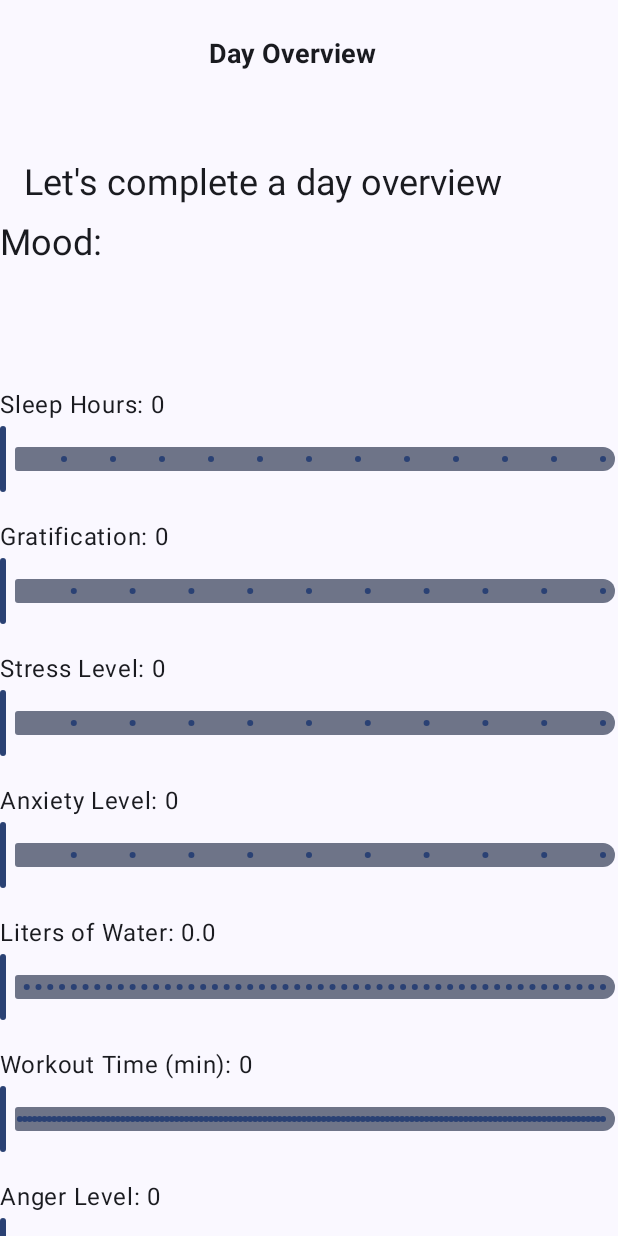
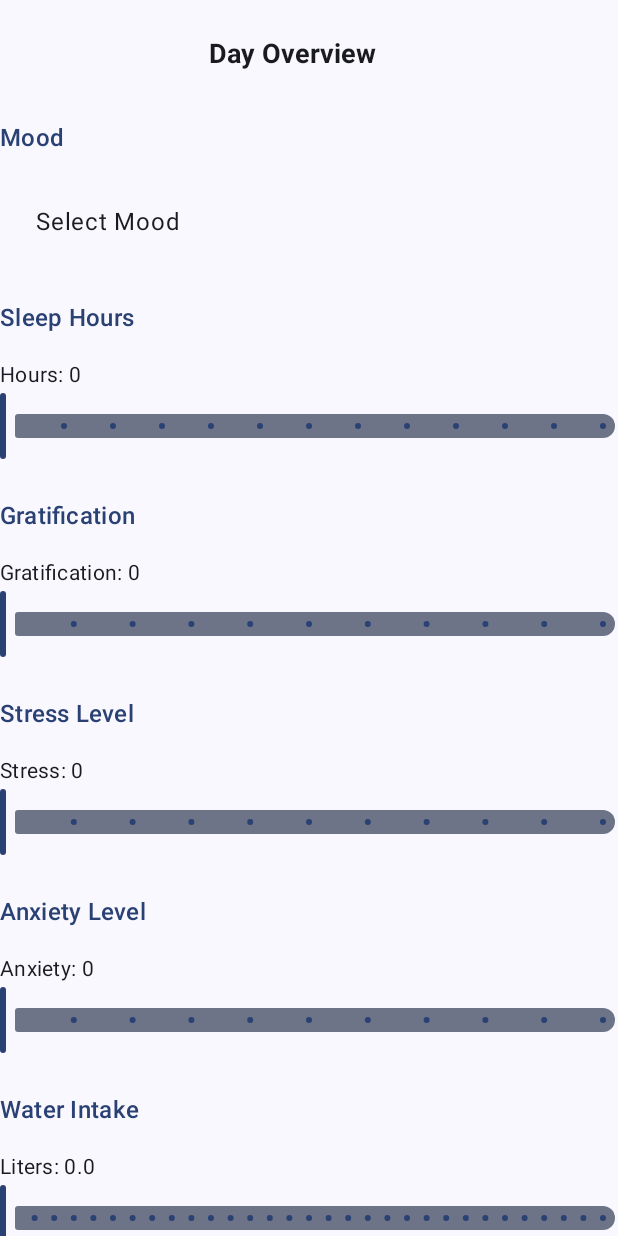
Before and after one commit to Karo555/mental-health-app, an Android app built with Jetpack Compose: the DayOverviewScreen screen opened through its navigation route, on a phone screen of 412 x 824 dp. Run offline under Robolectric (Android 15) with nearby library versions, the phone set to English and light mode, and no system bars; our stand-ins replace Firebase (no records; nobody signed in at launch, a user with empty details on screens opened directly), livedata-compose.

Commit message:
completed day overview screen

```diff
--- a/app/src/main/java/com/edu/auri/frontend/dayoverview/Day Overview.kt
+++ b/app/src/main/java/com/edu/auri/frontend/dayoverview/Day Overview.kt
@@ -5,6 +5,7 @@ import androidx.compose.foundation.clickable
 import androidx.compose.foundation.layout.Arrangement
 import androidx.compose.foundation.layout.Box
 import androidx.compose.foundation.layout.Column
+import androidx.compose.foundation.layout.PaddingValues
 import androidx.compose.foundation.layout.Row
 import androidx.compose.foundation.layout.Spacer
 import androidx.compose.foundation.layout.fillMaxSize
@@ -13,13 +14,16 @@ import androidx.compose.foundation.layout.height
 import androidx.compose.foundation.layout.padding
 import androidx.compose.foundation.layout.width
 import androidx.compose.foundation.lazy.LazyColumn
+import androidx.compose.material3.Divider
 import androidx.compose.material3.DropdownMenu
 import androidx.compose.material3.DropdownMenuItem
+import androidx.compose.material3.ExperimentalMaterial3Api
 import androidx.compose.material3.MaterialTheme
 import androidx.compose.material3.Scaffold
 import androidx.compose.material3.Slider
 import androidx.compose.material3.Surface
 import androidx.compose.material3.Text
+import androidx.compose.material3.TopAppBar
 import androidx.compose.runtime.Composable
 import androidx.compose.runtime.getValue
 import androidx.compose.runtime.mutableStateOf
@@ -33,10 +37,9 @@ import androidx.compose.ui.text.style.TextAlign
 import androidx.compose.ui.unit.dp
 import androidx.compose.ui.unit.sp
 import androidx.navigation.NavController
-
+@OptIn(ExperimentalMaterial3Api::class)
 @Composable
 fun DayOverviewScreen(modifier: Modifier = Modifier, navController: NavController) {
-
     var mood by remember { mutableStateOf("") }
     var sleepHours by remember { mutableStateOf(0f) }
     var gratification by remember { mutableStateOf(0f) }
@@ -46,8 +49,8 @@ fun DayOverviewScreen(modifier: Modifier = Modifier, navController: NavControlle
     var workoutTime by remember { mutableStateOf(0f) }
     var angerLevel by remember { mutableStateOf(0f) }
 
+    Scaffold(
 
-    Scaffold(
     ) { paddingValues ->
         Surface(
             color = MaterialTheme.colorScheme.background,
@@ -56,10 +59,11 @@ fun DayOverviewScreen(modifier: Modifier = Modifier, navController: NavControlle
                 .padding(paddingValues)
         ) {
             LazyColumn(
-                modifier = Modifier.fillMaxSize(),
-                verticalArrangement = Arrangement.Top,
-                horizontalAlignment = Alignment.Start
+                modifier = Modifier.fillMaxSize()
+                    .padding(paddingValues),
+                verticalArrangement = Arrangement.spacedBy(16.dp)
             ) {
+
                 item {
                     Row(
                         modifier = Modifier
@@ -67,8 +71,7 @@ fun DayOverviewScreen(modifier: Modifier = Modifier, navController: NavControlle
                             .height(64.dp)
                             .padding(start = 16.dp, top = 16.dp, end = 16.dp, bottom = 8.dp),
                         horizontalArrangement = Arrangement.Center,
-                        verticalAlignment = Alignment.CenterVertically
-
+                        verticalAlignment = Alignment.CenterVertically,
                     ) {
                         Text(
                             text = "Day Overview",
@@ -80,43 +83,27 @@ fun DayOverviewScreen(modifier: Modifier = Modifier, navController: NavControlle
                             )
                         )
                     }
-
-
-                }
-                item { Spacer(modifier = Modifier.height(26.dp)) }
-
-                item {
-                    Row(
-                        modifier = Modifier
-                            .width(390.dp)
-                            .padding(start = 16.dp, top = 16.dp, end = 16.dp, bottom = 8.dp),
-                        horizontalArrangement = Arrangement.Absolute.Left,
-                        verticalAlignment = Alignment.CenterVertically
-                    ) {
-                        Text(
-                            text = "Let's complete a day overview ",
-                            style = MaterialTheme.typography.headlineSmall
-                        )
-                    }
                 }
 
 
-                item { Text(text = "Mood: $mood", style = MaterialTheme.typography.headlineSmall) }
-                item { DropdownMenuExample(selectedMood = mood, onMoodSelected = { mood = it }) }
+                item {
+                    SectionTitle(title = "Mood")
+                    DropdownMenuExample(selectedMood = mood, onMoodSelected = { mood = it })
+                }
 
-                item { Spacer(modifier = Modifier.height(16.dp)) }
                 item {
-
+                    SectionTitle(title = "Sleep Hours")
                     SliderItem(
-                        label = "Sleep Hours",
+                        label = "Hours",
                         value = sleepHours,
                         valueRange = 0f..12f,
                         step = 1f,
                         onValueChange = { sleepHours = it }
                     )
                 }
+
                 item {
-
+                    SectionTitle(title = "Gratification")
                     SliderItem(
                         label = "Gratification",
                         value = gratification,
@@ -125,47 +112,55 @@ fun DayOverviewScreen(modifier: Modifier = Modifier, navController: NavControlle
                         onValueChange = { gratification = it }
                     )
                 }
+
                 item {
+                    SectionTitle(title = "Stress Level")
                     SliderItem(
-                        label = "Stress Level",
+                        label = "Stress",
                         value = stressLevel,
                         valueRange = 0f..10f,
                         step = 1f,
                         onValueChange = { stressLevel = it }
                     )
                 }
+
                 item {
+                    SectionTitle(title = "Anxiety Level")
                     SliderItem(
-                        label = "Anxiety Level",
+                        label = "Anxiety",
                         value = anxietyLevel,
                         valueRange = 0f..10f,
                         step = 1f,
                         onValueChange = { anxietyLevel = it }
                     )
                 }
+
                 item {
-
+                    SectionTitle(title = "Water Intake")
                     SliderItem(
-                        label = "Liters of Water",
+                        label = "Liters",
                         value = waterIntake,
-                        valueRange = 0f..5f,
+                        valueRange = 0f..3f,
                         step = 0.1f,
                         onValueChange = { waterIntake = it }
                     )
                 }
+
                 item {
-
+                    SectionTitle(title = "Workout Time")
                     SliderItem(
-                        label = "Workout Time (min)",
+                        label = "Minutes",
                         value = workoutTime,
                         valueRange = 0f..120f,
                         step = 1f,
                         onValueChange = { workoutTime = it }
                     )
                 }
-                item{
+
+                item {
+                    SectionTitle(title = "Anger Level")
                     SliderItem(
-                    label = "Anger Level",
+                        label = "Anger",
                         value = angerLevel,
                         valueRange = 0f..10f,
                         step = 1f,
@@ -175,6 +170,16 @@ fun DayOverviewScreen(modifier: Modifier = Modifier, navController: NavControlle
             }
         }
     }
+}
+
+@Composable
+fun SectionTitle(title: String) {
+    Text(
+        text = title,
+        style = MaterialTheme.typography.titleMedium,
+        color = MaterialTheme.colorScheme.primary,
+        modifier = Modifier.padding(bottom = 8.dp)
+    )
 }
 
 @Composable
@@ -190,7 +195,11 @@ fun SliderItem(
             .fillMaxWidth()
             .padding(vertical = 8.dp)
     ) {
-        Text(text = "$label: ${if (step == 1f) value.toInt() else String.format("%.1f", value)}")
+        Text(
+            text = "$label: ${if (step == 1f) value.toInt() else String.format("%.1f", value)}",
+            style = MaterialTheme.typography.bodyMedium,
+            color = MaterialTheme.colorScheme.onSurface
+        )
         Slider(
             value = value,
             onValueChange = onValueChange,
@@ -209,22 +218,24 @@ fun DropdownMenuExample(
     var expanded by remember { mutableStateOf(false) }
     val moods = listOf("Happy", "Sad", "Angry", "Relaxed")
 
-    Box(modifier = Modifier.fillMaxWidth()) {
+    Box(
+        modifier = Modifier
+            .fillMaxWidth()
+            .background(MaterialTheme.colorScheme.surface)
+            .padding(8.dp)
+    ) {
         Text(
-            text = selectedMood,
+            text = selectedMood.ifEmpty { "Select Mood" },
             modifier = Modifier
                 .clickable { expanded = true }
                 .padding(16.dp)
-                .background(MaterialTheme.colorScheme.surface)
-                .fillMaxWidth()
+                .fillMaxWidth(),
+            color = MaterialTheme.colorScheme.onSurface
         )
 
         DropdownMenu(
             expanded = expanded,
-            onDismissRequest = { expanded = false },
-            modifier = Modifier
-                .background(MaterialTheme.colorScheme.surface)
-                .fillMaxWidth()
+            onDismissRequest = { expanded = false }
         ) {
             moods.forEach { mood ->
                 DropdownMenuItem(
```
Lines whose indentation alone changed are shown as unchanged.
